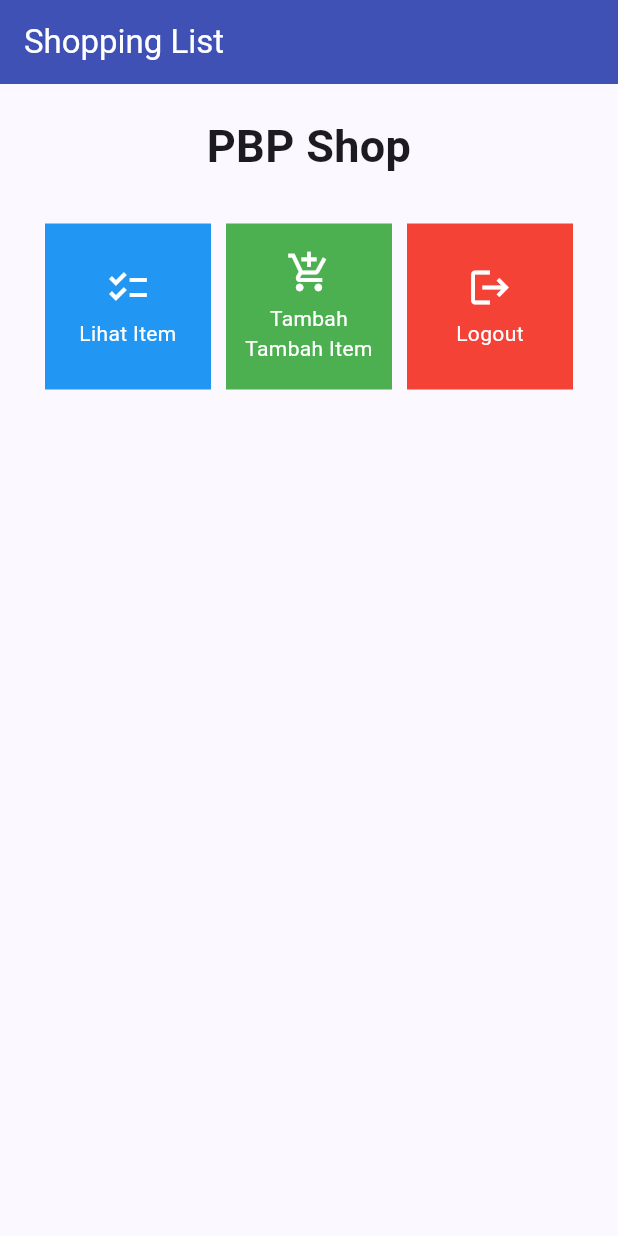
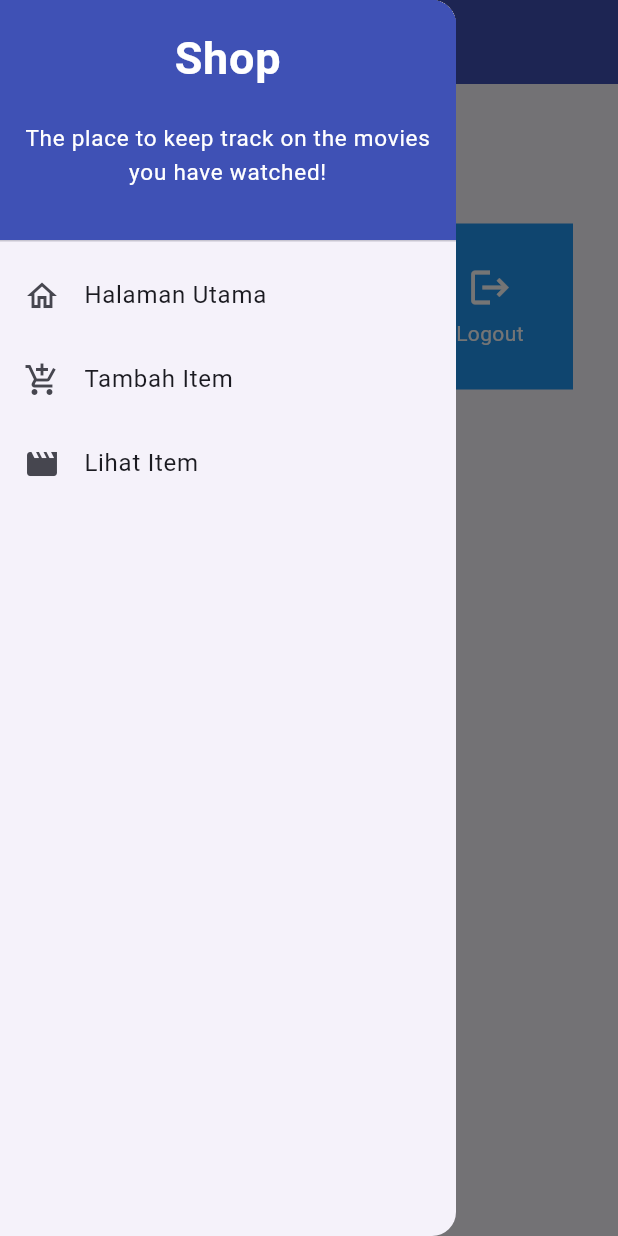
Before and after one commit to rizkimaulana23/rizmau-shop, a Flutter app: the screen it shows after launch, with the side drawer open (before the commit the screen has no drawer), on a phone screen of 412 x 824 dp. Run offline on Flutter 3.47's test engine with Material 2 defaults, Android fonts, the light colour scheme and no system bars.

Commit message:
TUGAS 8 DONE

```diff
--- a/lib/menu.dart
+++ /dev/null
@@ -1,114 +0,0 @@
-import 'package:flutter/material.dart';
-
-class MyHomePage extends StatelessWidget {
-  MyHomePage({Key? key}) : super(key: key);
-
-  final List<ShopItem> items = [
-    ShopItem("Lihat Item", Icons.checklist, Colors.blue),
-    ShopItem("Tambah Tambah Item", Icons.add_shopping_cart, Colors.green),
-    ShopItem("Logout", Icons.logout, Colors.red),
-  ];
-
-  @override
-  Widget build(BuildContext context) {
-    return Scaffold(
-      appBar: AppBar(
-        title: const Text(
-          'Shopping List',
-          style: TextStyle(color: Colors.white),
-        ),
-        backgroundColor: Colors.indigo,
-      ),
-      body: SingleChildScrollView(
-        // Widget wrapper yang dapat discroll
-        child: Padding(
-          padding: const EdgeInsets.all(10.0), // Set padding dari halaman
-          child: Column(
-            // Widget untuk menampilkan children secara vertikal
-            children: <Widget>[
-              const Padding(
-                padding: EdgeInsets.only(top: 10.0, bottom: 10.0),
-                // Widget Text untuk menampilkan tulisan dengan alignment center dan style yang sesuai
-                child: Text(
-                  'PBP Shop', // Text yang menandakan toko
-                  textAlign: TextAlign.center,
-                  style: TextStyle(
-                    fontSize: 30,
-                    fontWeight: FontWeight.bold,
-                  ),
-                ),
-              ),
-              // Grid layout
-              GridView.count(
-                // Container pada card kita.
-                primary: true,
-                padding: const EdgeInsets.all(20),
-                crossAxisSpacing: 10,
-                mainAxisSpacing: 10,
-                crossAxisCount: 3,
-                shrinkWrap: true,
-                children: items.map((ShopItem item) {
-                  // Iterasi untuk setiap item
-                  return ShopCard(item);
-                }).toList(),
-              ),
-            ],
-          ),
-        ),
-      ),
-    );
-  }
-}
-
-class ShopItem {
-  final String name;
-  final IconData icon;
-  final Color color;
-
-  ShopItem(this.name, this.icon, this.color);
-}
-
-class ShopCard extends StatelessWidget {
-  final ShopItem item;
-
-  const ShopCard(this.item, {super.key}); // Constructor
-
-  @override
-  Widget build(BuildContext context) {
-    return Material(
-      color: item.color,
-      child: InkWell(
-        // Area responsive terhadap sentuhan
-        onTap: () {
-          // Memunculkan SnackBar ketika diklik
-          ScaffoldMessenger.of(context)
-            ..hideCurrentSnackBar()
-            ..showSnackBar(SnackBar(
-                content: Text("Kamu telah menekan tombol ${item.name}!")));
-        },
-        child: Container(
-          // Container untuk menyimpan Icon dan Text
-          padding: const EdgeInsets.all(8),
-          child: Center(
-            child: Column(
-              mainAxisAlignment: MainAxisAlignment.center,
-              children: [
-                Icon(
-                  item.icon,
-                  color: Colors.white,
-                  size: 30.0,
-                ),
-                const Padding(padding: EdgeInsets.all(3)),
-                Text(
-                  item.name,
-                  textAlign: TextAlign.center,
-                  style: const TextStyle(color: Colors.white),
-                ),
-              ],
-            ),
-          ),
-        ),
-      ),
-    );
-  }
-}
--- /dev/null
+++ b/lib/models/item.dart
@@ -0,0 +1,7 @@
+class Item {
+  final String name;
+  final int price;
+  final String description;
+
+  Item({required this.name, required this.price, required this.description});
+}
--- /dev/null
+++ b/lib/screens/menu.dart
@@ -0,0 +1,64 @@
+import 'package:flutter/material.dart';
+import 'package:rizmau_shop/widgets/left_drawer.dart';
+import 'package:rizmau_shop/widgets/shop_card.dart';
+
+class MyHomePage extends StatelessWidget {
+  MyHomePage({Key? key}) : super(key: key);
+  final List<ShopItem> items = [
+    ShopItem("Lihat Produk", Icons.movie, Colors.teal),
+    ShopItem("Tambah Produk", Icons.add_shopping_cart, Colors.lightBlue),
+    ShopItem("Logout", Icons.logout, Colors.blue),
+  ];
+
+  @override
+  Widget build(BuildContext context) {
+    return Scaffold(
+      appBar: AppBar(
+        title: const Text(
+          'Shop',
+        ),
+        backgroundColor: Colors.indigo,
+        foregroundColor: Colors.white,
+      ),
+      // Masukkan drawer sebagai parameter nilai drawer dari widget Scaffold
+      drawer: const LeftDrawer(),
+      body: SingleChildScrollView(
+        // Widget wrapper yang dapat discroll
+        child: Padding(
+          padding: const EdgeInsets.all(10.0), // Set padding dari halaman
+          child: Column(
+            // Widget untuk menampilkan children secara vertikal
+            children: <Widget>[
+              const Padding(
+                padding: EdgeInsets.only(top: 10.0, bottom: 10.0),
+                // Widget Text untuk menampilkan tulisan dengan alignment center dan style yang sesuai
+                child: Text(
+                  'Shop', // Text yang menandakan toko
+                  textAlign: TextAlign.center,
+                  style: TextStyle(
+                    fontSize: 30,
+                    fontWeight: FontWeight.bold,
+                  ),
+                ),
+              ),
+              // Grid layout
+              GridView.count(
+                // Container pada card kita.
+                primary: true,
+                padding: const EdgeInsets.all(20),
+                crossAxisSpacing: 10,
+                mainAxisSpacing: 10,
+                crossAxisCount: 3,
+                shrinkWrap: true,
+                children: items.map((ShopItem item) {
+                  // Iterasi untuk setiap item
+                  return ShopCard(item);
+                }).toList(),
+              ),
+            ],
+          ),
+        ),
+      ),
+    );
+  }
+}
--- /dev/null
+++ b/lib/widgets/left_drawer.dart
@@ -0,0 +1,83 @@
+import 'package:flutter/material.dart';
+import 'package:flutter/material.dart';
+import 'package:rizmau_shop/screens/menu.dart';
+import '../screens/shoplist_form.dart';
+import '../screens/see_product.dart';
+
+class LeftDrawer extends StatelessWidget {
+  const LeftDrawer({super.key});
+
+  @override
+  Widget build(BuildContext context) {
+    return Drawer(
+      child: ListView(
+        children: [
+          const DrawerHeader(
+            decoration: BoxDecoration(
+              color: Colors.indigo,
+            ),
+            child: Column(
+              children: [
+                Text(
+                  'Shop',
+                  textAlign: TextAlign.center,
+                  style: TextStyle(
+                    fontSize: 30,
+                    fontWeight: FontWeight.bold,
+                    color: Colors.white,
+                  ),
+                ),
+                Padding(padding: EdgeInsets.all(10)),
+                Text(
+                  "The place to keep track on the movies you have watched!",
+                  textAlign: TextAlign.center,
+                  style: TextStyle(
+                    fontSize: 15,
+                    color: Colors.white,
+                    fontWeight: FontWeight.normal,
+                  ),
+                ),
+              ],
+            ),
+          ),
+          ListTile(
+            leading: const Icon(Icons.home_outlined),
+            title: const Text('Halaman Utama'),
+            // Bagian redirection ke MyHomePage
+            onTap: () {
+              Navigator.pushReplacement(
+                  context,
+                  MaterialPageRoute(
+                    builder: (context) => MyHomePage(),
+                  ));
+            },
+          ),
+          ListTile(
+            leading: const Icon(Icons.add_shopping_cart),
+            title: const Text('Tambah Item'),
+            // Bagian redirection ke ShopFormPage
+            onTap: () {
+              Navigator.push(
+                  context,
+                  MaterialPageRoute(
+                    builder: (context) => ShopFormPage(),
+                  ));
+            },
+          ),
+          ListTile(
+            leading: const Icon(Icons.movie),
+            title: const Text('Lihat Item'),
+            onTap: () {
+              Navigator.push(
+                context,
+                MaterialPageRoute(
+                    builder: (context) =>
+                        ProductListPage(items: itemList)),
+              );
+            },
+          ),
+        ],
+      ),
+    );
+  }
+}
--- /dev/null
+++ b/lib/widgets/shop_card.dart
@@ -0,0 +1,72 @@
+import 'package:flutter/material.dart';
+import '../screens/shoplist_form.dart';
+import '../screens/see_product.dart';
+
+class ShopItem {
+  final String name;
+  final IconData icon;
+  final Color color;
+
+  ShopItem(this.name, this.icon, this.color);
+}
+
+class ShopCard extends StatelessWidget {
+  final ShopItem item;
+
+  const ShopCard(this.item, {super.key}); // Constructor
+
+  @override
+  Widget build(BuildContext context) {
+    return Material(
+      color: item.color,
+      child: InkWell(
+        // Area responsive terhadap sentuhan
+        onTap: () {
+          // Memunculkan SnackBar ketika diklik
+          ScaffoldMessenger.of(context)
+            ..hideCurrentSnackBar()
+            ..showSnackBar(SnackBar(
+                content: Text("Kamu telah menekan tombol ${item.name}!")));
+
+          // Navigate ke route yang sesuai (tergantung jenis tombol)
+          if (item.name == "Tambah Item") {
+            Navigator.push(
+                context,
+                MaterialPageRoute(
+                  builder: (context) => ShopFormPage(),
+                ));
+          }
+          if (item.name == "Lihat Item") {
+            Navigator.push(
+              context,
+              MaterialPageRoute(
+                  builder: (context) => ProductListPage(items: itemList)),
+            );
+          }
+        },
+        child: Container(
+          // Container untuk menyimpan Icon dan Text
+          padding: const EdgeInsets.all(8),
+          child: Center(
+            child: Column(
+              mainAxisAlignment: MainAxisAlignment.center,
+              children: [
+                Icon(
+                  item.icon,
+                  color: Colors.white,
+                  size: 30.0,
+                ),
+                const Padding(padding: EdgeInsets.all(3)),
+                Text(
+                  item.name,
+                  textAlign: TextAlign.center,
+                  style: const TextStyle(color: Colors.white),
+                ),
+              ],
+            ),
+          ),
+        ),
+      ),
+    );
+  }
+}
```
Also changed, not shown: lib/main.dart (+1 -16 lines), lib/screens/see_product.dart (added, +29 -0 lines), lib/screens/shoplist_form.dart (added, +168 -0 lines), 1 other file.
